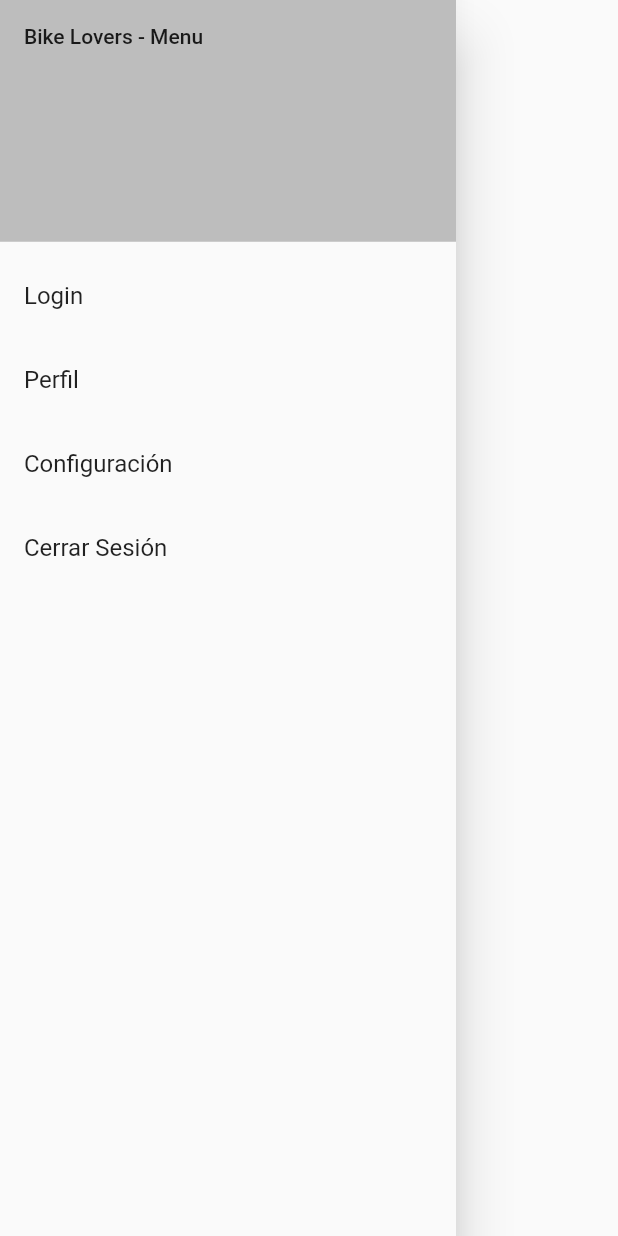
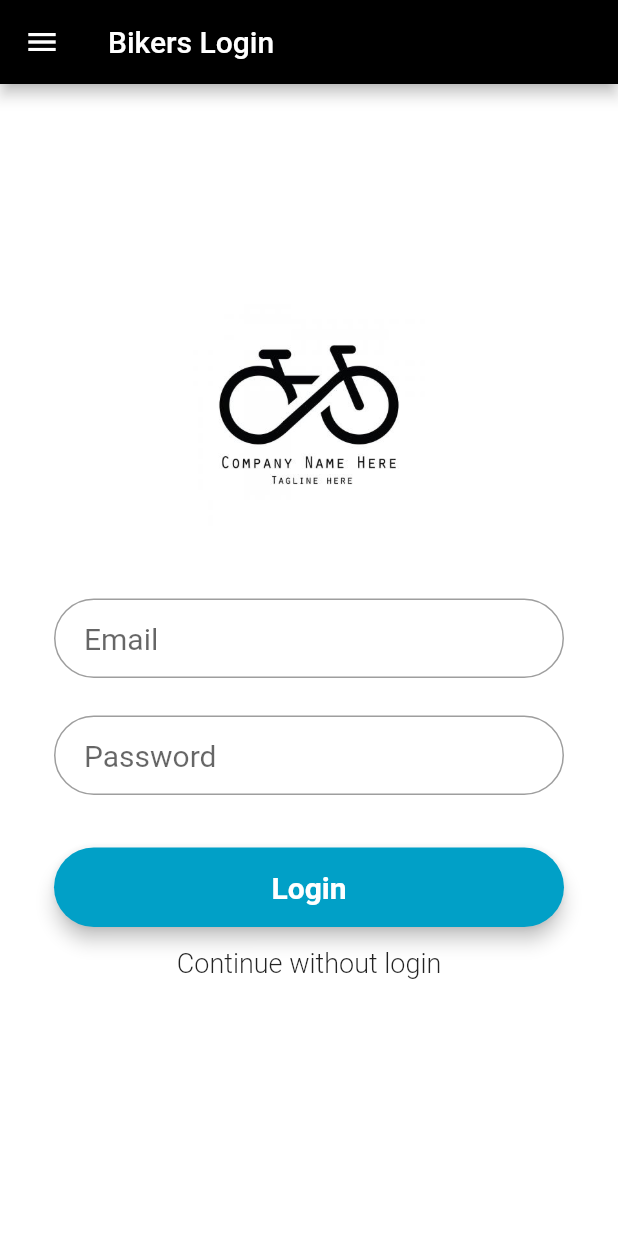
Before and after one commit to elquimeras/bikeloca, a Flutter app: the MyDrawer widget shown alone on an empty page, opened directly, after a tap on "Login", on a phone screen of 412 x 824 dp. Run offline on Flutter 3.47's test engine with Material 2 defaults, Android fonts, the phone set to English and light mode, and no system bars; our stand-ins replace google_maps_flutter; Roboto replaces fonts that are missing (Montserrat).

Commit message:
Login page template

```diff
--- a/lib/drawer.dart
+++ b/lib/drawer.dart
@@ -1,4 +1,6 @@
 import 'package:flutter/material.dart';
+import 'package:bikeloca/home.dart';
+import 'package:bikeloca/login.dart';
 
 class MyDrawer extends StatelessWidget {
   @override
@@ -17,16 +19,29 @@ class MyDrawer extends StatelessWidget {
                 color: Colors.grey[400],
               ),
             ),
+
+            ListTile(
+              title: Text('Home'),
+              onTap: () {
+                // Update the state of the app
+                // ...
+                // Then close the drawer
+                Navigator.push(
+                  context,
+                  MaterialPageRoute(builder: (context) => HomePage()),
+                );
+              },
+            ),
             ListTile(
               title: Text('Login'),
               onTap: () {
                 // Update the state of the app
                 // ...
                 // Then close the drawer
-                // Navigator.push(
-                //   context,
-                //   MaterialPageRoute(builder: (context) => LoginPage()),
-                // );
+                Navigator.push(
+                  context,
+                  MaterialPageRoute(builder: (context) => LoginPage()),
+                );
               },
             ),
             ListTile(
--- a/lib/home.dart
+++ b/lib/home.dart
@@ -14,7 +14,8 @@ class _HomePageState extends State<HomePage> {
   Completer<GoogleMapController> _controller = Completer();
 
   static const LatLng _center = const LatLng(-33.449272, -70.660960);
-
+  // -33.449272, -70.660960 Santiago, CL Cordinates
+  // 45.517824, -122.685336 Portland, US Cordinates
   void _onMapCreated(GoogleMapController controller) {
     _controller.complete(controller);
   }
--- /dev/null
+++ b/lib/login.dart
@@ -0,0 +1,107 @@
+import 'package:flutter/material.dart';
+import 'package:bikeloca/drawer.dart';
+import 'package:bikeloca/home.dart';
+
+class LoginPage extends StatefulWidget {
+  LoginPage({Key key, this.title}) : super (key : key);
+  final String title;
+  @override
+  _LoginPageState createState() => _LoginPageState();
+}
+
+class _LoginPageState extends State<LoginPage> {
+  TextStyle style = TextStyle(fontFamily: 'Montserrat', fontSize: 20.0);
+
+  @override
+  Widget build(BuildContext context) {
+
+    final emailField = TextField(
+      obscureText: false,
+      style: style,
+      decoration: InputDecoration(
+          contentPadding: EdgeInsets.fromLTRB(20.0, 15.0, 20.0, 15.0),
+          hintText: "Email",
+          border:
+              OutlineInputBorder(borderRadius: BorderRadius.circular(32.0))),
+    );
+
+    final passwordField = TextField(
+      obscureText: true,
+      style: style,
+      decoration: InputDecoration(
+          contentPadding: EdgeInsets.fromLTRB(20.0, 15.0, 20.0, 15.0),
+          hintText: "Password",
+          border:
+              OutlineInputBorder(borderRadius: BorderRadius.circular(32.0))),
+    );
+
+    final loginButon = Material(
+      elevation: 5.0,
+      borderRadius: BorderRadius.circular(30.0),
+      color: Color(0xff01A0C7),
+      child: MaterialButton(
+        minWidth: MediaQuery.of(context).size.width,
+        padding: EdgeInsets.fromLTRB(20.0, 15.0, 20.0, 15.0),
+        onPressed: () {
+
+        },
+        child: Text("Login",
+            textAlign: TextAlign.center,
+            style: style.copyWith(
+                color: Colors.white, fontWeight: FontWeight.bold)),
+      ),
+    );
+
+    final continueButton = FlatButton(
+            child: Text('Continue without login',
+                    style: new TextStyle(fontSize: 18.0, fontWeight: FontWeight.w300)),
+            onPressed: () {
+              Navigator.push(
+                context,
+                MaterialPageRoute(builder: (context) => HomePage()),
+              );
+            },
+          );
+
+    return Scaffold(
+      appBar: AppBar(
+        title: Text("Bikers Login"),
+        backgroundColor: Colors.black,
+      ),
+      body: Center(
+        child: Container(
+          color: Colors.white,
+          child: Padding(
+            padding: const EdgeInsets.all(36.0),
+            child: Column(
+              crossAxisAlignment: CrossAxisAlignment.center,
+              mainAxisAlignment: MainAxisAlignment.center,
+              children: <Widget>[
+                SizedBox(
+                  height: 155.0,
+                  child: Image.asset(
+                    "assets/images/logo.jpg",
+                    fit: BoxFit.contain,
+                  ),
+                ),
+                SizedBox(height: 45.0),
+                emailField,
+                SizedBox(height: 25.0),
+                passwordField,
+                SizedBox(
+                  height: 35.0,
+                ),
+                loginButon,
+                continueButton,
+                SizedBox(
+                  height: 15.0,
+                ),
+              ],
+            ),
+          ),
+        ),
+      ),
+      drawer: MyDrawer(),
+    );
+  }
+}
```
